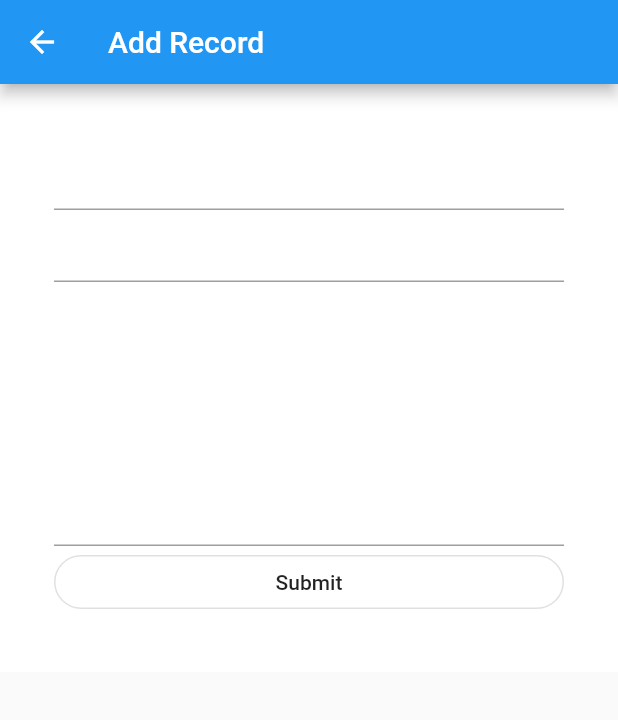
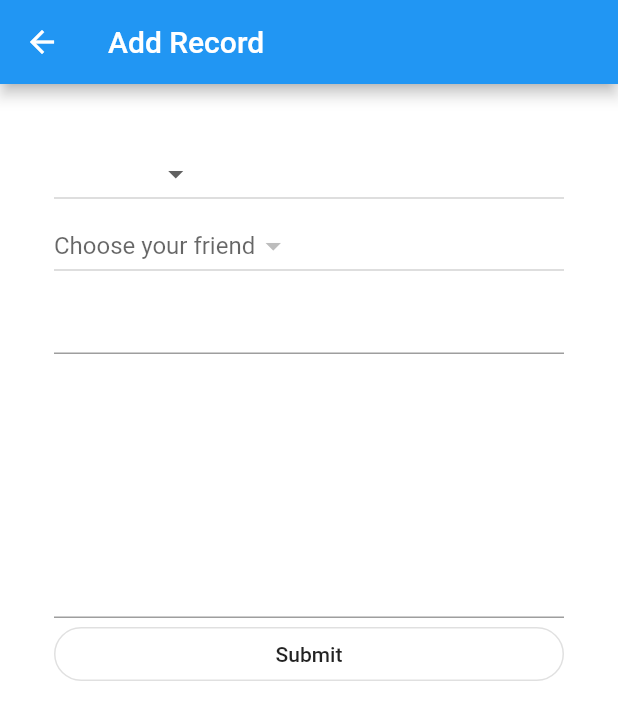
Before and after one commit to sylvesteryue/iou, a Flutter app: the DebtPage screen opened directly, after a tap on the "add" icon, on a phone screen of 412 x 824 dp. Shown: the top 720 px of the screen. Run offline on Flutter 3.47's test engine with Material 2 defaults, Android fonts, the phone set to English and light mode, and no system bars; our stand-ins replace cloud_firestore, firebase_auth; accounts and stored records are empty.

```diff
--- a/lib/Models/user.dart
+++ b/lib/Models/user.dart
@@ -3,7 +3,7 @@ class User {
   String email;
   String fname;
   String lname;
-  List<User> friends;
+  List<String> friends;
 
   User({this.uid, this.email, this.fname, this.lname});
 
@@ -11,7 +11,8 @@ class User {
       : uid = data['uid'],
         email = data['email'],
         fname = data['fname'],
-        lname = data['lname'];
+        lname = data['lname'],
+        friends = <String>[];
 
   Map<String, dynamic> toJson() {
     return {'uid': uid, 'email': email, 'fname': fname, 'lname': lname};
--- a/lib/Pages/add_records_page.dart
+++ b/lib/Pages/add_records_page.dart
@@ -1,15 +1,22 @@
 import 'package:flutter/material.dart';
 import 'package:flutter/services.dart';
 
+import 'package:iou/Services/database_service.dart';
+import 'package:iou/Models/user.dart';
+
 class AddRecordsPage extends StatefulWidget {
+  final String userUid;
+  AddRecordsPage({this.userUid});
   @override
   _AddRecordsPageState createState() => _AddRecordsPageState();
 }
 
 class _AddRecordsPageState extends State<AddRecordsPage> {
   final _formKey = GlobalKey<FormState>();
+  final _database = DatabaseService();
 
   String friend = '';
+  String friendUid = '';
   String money = '';
   String description = '';
   String _type = '';
@@ -37,13 +44,40 @@ class _AddRecordsPageState extends State<AddRecordsPage> {
     }
   }
 
+  Future<List<User>> _getFriends() async {
+    var currentUser = await _database.getUser(widget.userUid);
+  }
+
   // void searchUser(String searchText) {
 
   // }
 
+  // void _chooseFriendBottomModalSheet(context) {
+  //   showModalBottomSheet(
+  //       context: context,
+  //       builder: (BuildContext bc) {
+  //         return Container(
+  //             height: MediaQuery.of(context).size.height * .60,
+  //             child: Padding(padding: const EdgeInsets.all(8.0)));
+  //       });
+  // }
+
   @override
   Widget build(BuildContext context) {
-    final friendTextField = TextFormField();
+    final chooseFriendDropdown = FutureBuilder(
+      future: _getFriends(),
+      builder: (context, snapshot) {
+        return DropdownButton(
+            hint: Text("Choose your friend"),
+            value: 'Choose your friend',
+            items: [],
+            onChanged: (value) {
+              setState(() {
+                friendUid = value;
+              });
+            });
+      },
+    );
 
     final moneyTextField = TextFormField(
         validator: moneyValidator,
@@ -88,7 +122,8 @@ class _AddRecordsPageState extends State<AddRecordsPage> {
                     // crossAxisAlignment: CrossAxisAlignment.center,
                     // mainAxisAlignment: MainAxisAlignment.center,
                     children: <Widget>[
-                      friendTextField,
+                      chooseTypeDropdown,
+                      chooseFriendDropdown,
                       moneyTextField,
                       descriptionTextField,
                       submitButton
--- a/lib/Pages/credit_page.dart
+++ b/lib/Pages/credit_page.dart
@@ -3,6 +3,9 @@ import 'package:flutter/material.dart';
 import 'package:iou/Pages/add_records_page.dart';
 
 class CreditPage extends StatelessWidget {
+  final String userUid;
+  CreditPage({this.userUid});
+
   @override
   Widget build(BuildContext context) {
     return Scaffold(
--- a/lib/Pages/debt_page.dart
+++ b/lib/Pages/debt_page.dart
@@ -2,14 +2,21 @@ import 'package:flutter/material.dart';
 import 'package:iou/Pages/add_records_page.dart';
 
 class DebtPage extends StatelessWidget {
+  final String userUid;
+  DebtPage({this.userUid});
+
   @override
   Widget build(BuildContext context) {
     return Scaffold(
       body: Column(children: <Widget>[_debtListView()]),
       floatingActionButton: FloatingActionButton(
         onPressed: () => {
-          Navigator.push(context,
-              MaterialPageRoute(builder: (context) => AddRecordsPage()))
+          Navigator.push(
+              context,
+              MaterialPageRoute(
+                  builder: (context) => AddRecordsPage(
+                        userUid: userUid,
+                      )))
         },
         tooltip: 'Add Record',
         child: const Icon(Icons.add),
--- a/lib/Views/home_view.dart
+++ b/lib/Views/home_view.dart
@@ -11,7 +11,7 @@ import 'package:iou/Models/user.dart';
 
 class HomeView extends StatefulWidget {
   final String uid;
-  HomeView({this.uid});
+  HomeView(this.uid);
   @override
   _HomeViewState createState() => _HomeViewState();
 }
@@ -38,9 +38,9 @@ class _HomeViewState extends State<HomeView> {
       case 1:
         return FriendsPage();
       case 2:
-        return DebtPage();
+        return DebtPage(userUid: widget.uid);
       case 3:
-        return CreditPage();
+        return CreditPage(userUid: widget.uid);
     }
   }
 
--- a/lib/Views/root_view.dart
+++ b/lib/Views/root_view.dart
@@ -13,7 +13,7 @@ class RootView extends StatelessWidget {
 
     if (user != null) {
       // signed in
-      return HomeView(uid: user.uid);
+      return HomeView(user.uid);
     } else {
       return AuthView();
     }
```
Also changed, not shown: lib/Pages/friends_page.dart (+22 -0 lines), lib/Pages/add_friends_page.dart (added).
